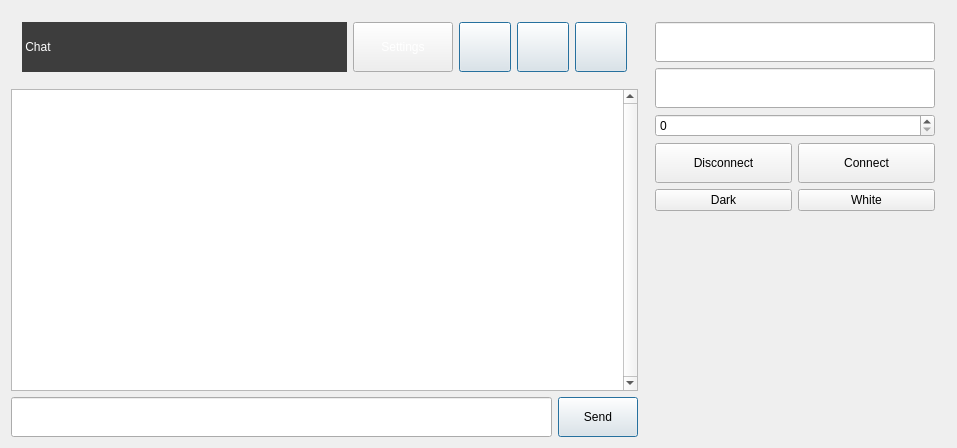
The window that PolyChat_app/mainwindow.ui (GregoryBaranov/ib_stream_service) describes before a commit, drawn with Qt 5.
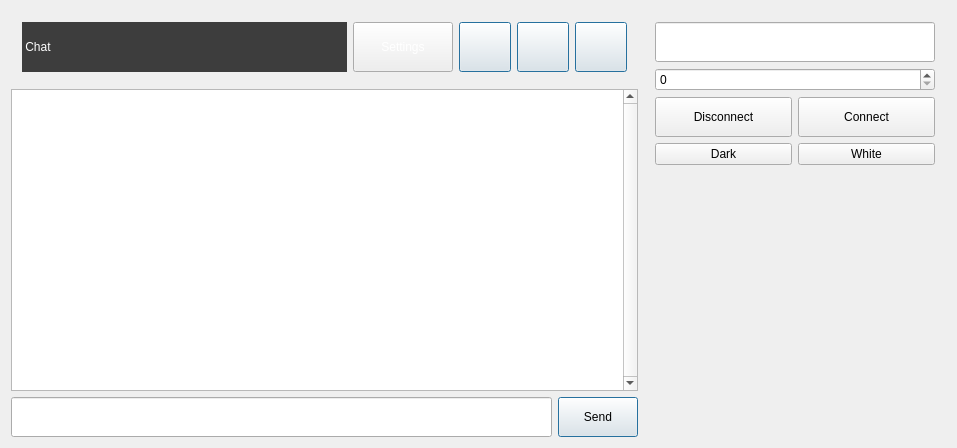
The same window after the commit.

```diff
--- a/PolyChat_app/mainwindow.ui
+++ b/PolyChat_app/mainwindow.ui
@@ -19,27 +19,27 @@
      <widget class="QWidget" name="pnlSettings" native="true">
       <layout class="QGridLayout" name="gridLayout_4">
        <item row="4" column="0">
-        <widget class="QPushButton" name="Disconnect">
-         <property name="minimumSize">
-          <size>
-           <width>0</width>
-           <height>40</height>
-          </size>
-         </property>
-         <property name="text">
-          <string>Disconnect</string>
-         </property>
-        </widget>
-       </item>
-       <item row="5" column="0">
         <widget class="QPushButton" name="DarkDesign">
          <property name="text">
           <string>Dark</string>
          </property>
         </widget>
        </item>
-       <item row="4" column="1">
-        <widget class="QPushButton" name="connect">
+       <item row="2" column="0" colspan="2">
+        <widget class="QSpinBox" name="spinPort"/>
+       </item>
+       <item row="1" column="0" colspan="2">
+        <widget class="QLineEdit" name="hostEdit">
+         <property name="minimumSize">
+          <size>
+           <width>280</width>
+           <height>40</height>
+          </size>
+         </property>
+        </widget>
+       </item>
+       <item row="3" column="0">
+        <widget class="QPushButton" name="Disconnect">
          <property name="minimumSize">
           <size>
            <width>0</width>
@@ -47,18 +47,11 @@
           </size>
          </property>
          <property name="text">
-          <string>Connect</string>
+          <string>Disconnect</string>
          </property>
         </widget>
        </item>
-       <item row="5" column="1">
-        <widget class="QPushButton" name="WhiteDesign">
-         <property name="text">
-          <string>White</string>
-         </property>
-        </widget>
-       </item>
-       <item row="6" column="0" colspan="2">
+       <item row="5" column="0" colspan="2">
         <spacer name="verticalSpacer">
          <property name="orientation">
           <enum>Qt::Vertical</enum>
@@ -71,23 +64,23 @@
          </property>
         </spacer>
        </item>
-       <item row="2" column="0" colspan="2">
-        <widget class="QLineEdit" name="hostEdit">
+       <item row="3" column="1">
+        <widget class="QPushButton" name="connect">
          <property name="minimumSize">
           <size>
-           <width>280</width>
+           <width>0</width>
            <height>40</height>
           </size>
          </property>
+         <property name="text">
+          <string>Connect</string>
+         </property>
         </widget>
        </item>
-       <item row="1" column="0" colspan="2">
-        <widget class="QLineEdit" name="nameEdit">
-         <property name="minimumSize">
-          <size>
-           <width>280</width>
-           <height>40</height>
-          </size>
+       <item row="4" column="1">
+        <widget class="QPushButton" name="WhiteDesign">
+         <property name="text">
+          <string>White</string>
          </property>
          <property name="maximumSize">
           <size>
@@ -97,9 +90,6 @@
          </property>
         </widget>
        </item>
-       <item row="3" column="0" colspan="2">
-        <widget class="QSpinBox" name="spinPort"/>
-       </item>
       </layout>
      </widget>
     </item>
```
Left out of the diff: 6 changed lines with no effect on the pictures.
